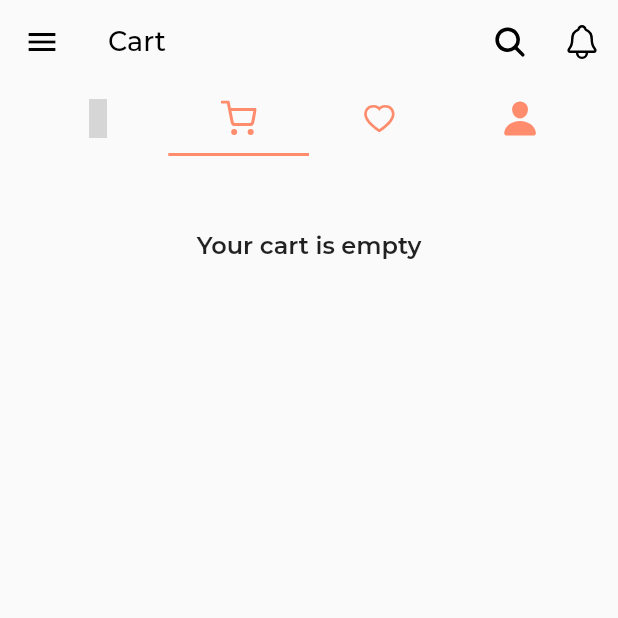
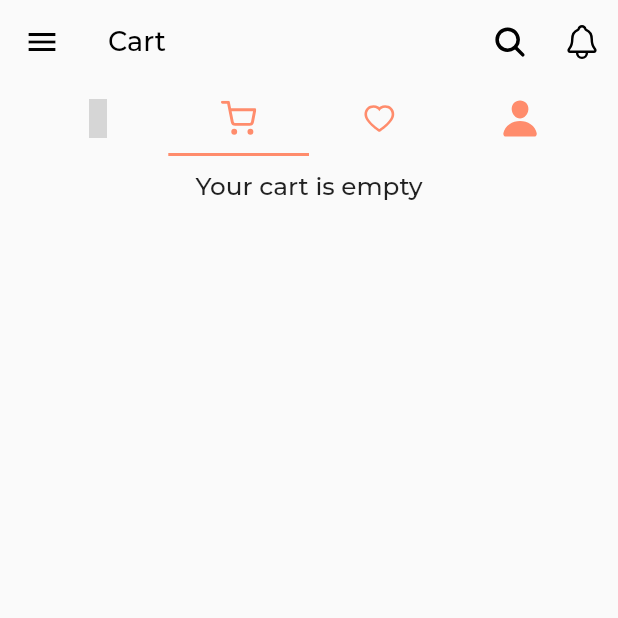
Before and after one commit to ChandraaShekar/grocery_user_app, a Flutter app: the DashboardTabs screen opened by its route, tab 2 chosen, on a phone screen of 412 x 824 dp, the top half of it. Run offline on Flutter 3.47's test engine with Material 2 defaults, Android fonts, the phone set to English and light mode, and no system bars; our stand-ins replace cached_network_image, carousel_slider, firebase_auth, firebase_core, flutter_icons, flutter_otp_text_field and 3 more; accounts and stored records are empty; project files that could hold a hidden picture were left out; grey boxes are pictures that could not be loaded.

Commit message:
worked for iphone 5

```diff
--- a/lib/cart/cart_list.dart
+++ b/lib/cart/cart_list.dart
@@ -2,6 +2,7 @@ import 'package:flutter/material.dart';
 import 'package:user_app/api/cartApi.dart';
 import 'package:user_app/cart/checkout_address.dart';
 import 'package:user_app/main.dart';
+import 'package:user_app/services/constants.dart';
 import 'package:user_app/widgets/primaryButton.dart';
 import 'package:user_app/widgets/cart_card.dart';
 
@@ -19,15 +20,18 @@ class _CartListState extends State<CartList> {
 
   @override
   Widget build(BuildContext context) {
+    Size size = MediaQuery.of(context).size;
     return SingleChildScrollView(
       child: Padding(
-        padding: const EdgeInsets.all(50.0),
+        padding: const EdgeInsets.all(10.0),
         child: Container(
           child: MyApp.cartList.length == 0
               ? Center(
                   child: Text(
                     "Your cart is empty",
-                    style: TextStyle(fontSize: 16, fontWeight: FontWeight.w600),
+                    style: TextStyle(
+                        fontSize: size.height / 50,
+                        fontWeight: FontWeight.w500),
                   ),
                 )
               : Column(
@@ -87,7 +91,7 @@ class _CartListState extends State<CartList> {
                           crossAxisAlignment: CrossAxisAlignment.start,
                           children: [
                             SizedBox(
-                              height: 30,
+                              height: 20,
                             ),
                             Container(
                               width: MediaQuery.of(context).size.width,
@@ -97,12 +101,14 @@ class _CartListState extends State<CartList> {
                                   children: [
                                     Text(
                                       'Sub Total',
-                                      style: TextStyle(fontSize: 16),
+                                      style:
+                                          TextStyle(fontSize: size.height / 58),
                                     ),
                                     Text(
                                       '₹ ' + subtotal,
                                       style: TextStyle(
-                                          fontSize: 16,
+                                          letterSpacing: 0.4,
+                                          fontSize: size.height / 50,
                                           fontWeight: FontWeight.w600),
                                     )
                                   ]),
@@ -115,7 +121,8 @@ class _CartListState extends State<CartList> {
                                   children: [
                                     Text(
                                       'Delivery',
-                                      style: TextStyle(fontSize: 16),
+                                      style:
+                                          TextStyle(fontSize: size.height / 58),
                                     ),
                                     SizedBox(
                                       width: 15,
@@ -123,7 +130,8 @@ class _CartListState extends State<CartList> {
                                     Text(
                                       '₹ ' + delivery,
                                       style: TextStyle(
-                                          fontSize: 16,
+                                          letterSpacing: 0.4,
+                                          fontSize: size.height / 50,
                                           fontWeight: FontWeight.w600),
                                     )
                                   ]),
@@ -136,12 +144,14 @@ class _CartListState extends State<CartList> {
                                   children: [
                                     Text(
                                       'Tax',
-                                      style: TextStyle(fontSize: 16),
+                                      style:
+                                          TextStyle(fontSize: size.height / 58),
                                     ),
                                     Text(
                                       '₹ ' + tax,
                                       style: TextStyle(
-                                          fontSize: 16,
+                                          letterSpacing: 0.4,
+                                          fontSize: size.height / 50,
                                           fontWeight: FontWeight.w600),
                                     )
                                   ]),
@@ -155,12 +165,15 @@ class _CartListState extends State<CartList> {
                                   children: [
                                     Text(
                                       'Total',
-                                      style: TextStyle(fontSize: 18),
+                                      style:
+                                          TextStyle(fontSize: size.height / 58),
                                     ),
                                     Text(
                                       '₹ ' + total,
                                       style: TextStyle(
-                                          fontSize: 18,
+                                          color: Constants.headingTextBlack,
+                                          letterSpacing: 0.5,
+                                          fontSize: size.height / 45,
                                           fontWeight: FontWeight.w600),
                                     )
                                   ]),
--- a/lib/dashboard/dashboard_tabs.dart
+++ b/lib/dashboard/dashboard_tabs.dart
@@ -31,6 +31,7 @@ class _DashboardTabsState extends State<DashboardTabs>
 
   @override
   Widget build(BuildContext context) {
+    Size size = MediaQuery.of(context).size;
     return Scaffold(
       appBar: Header.appBar(
           '$currentHeading',
@@ -78,7 +79,7 @@ class _DashboardTabsState extends State<DashboardTabs>
                       icon: Icon(
                         Entypo.shop,
                         color: Constants.iconColor,
-                        size: 26,
+                        size: size.height / 32,
                       ),
                     ),
                   ),
@@ -88,7 +89,7 @@ class _DashboardTabsState extends State<DashboardTabs>
                       icon: Icon(
                         Feather.shopping_cart,
                         color: Constants.iconColor,
-                        size: 24,
+                        size: size.height / 35,
                       ),
                     ),
                   ),
@@ -98,7 +99,7 @@ class _DashboardTabsState extends State<DashboardTabs>
                       icon: Icon(
                         AntDesign.hearto,
                         color: Constants.iconColor,
-                        size: 24,
+                        size: size.height / 35,
                       ),
                     ),
                   ),
@@ -108,7 +109,7 @@ class _DashboardTabsState extends State<DashboardTabs>
                       icon: Icon(
                         Ionicons.md_person,
                         color: Constants.iconColor,
-                        size: 26,
+                        size: size.height / 30,
                       ),
                     ),
                   ),
--- a/lib/products/big_product_card.dart
+++ b/lib/products/big_product_card.dart
@@ -107,7 +107,8 @@ class _BigProductCardState extends State<BigProductCard> {
                     style: TextStyle(
                         fontWeight: FontWeight.w600,
                         color: Constants.headingTextBlack,
-                        fontSize: size.height / 63),
+                        letterSpacing: 0.3,
+                        fontSize: size.height / 60),
                   ),
                 ),
               ),
@@ -117,6 +118,8 @@ class _BigProductCardState extends State<BigProductCard> {
                     'Rs. ' + widget.productInfo[0]['price'],
                     style: TextStyle(
                         fontWeight: FontWeight.w600,
+                        letterSpacing: 0.3,
+                        fontSize: size.height / 60,
                         color: Constants.secondaryTextColor),
                   ))
             ],
```
Also changed, not shown: lib/products/products_home.dart (+7 -7 lines), lib/widgets/CategoryGrid.dart (+4 -3 lines), lib/widgets/cart_card.dart (+9 -5 lines), lib/widgets/product_card.dart (+9 -2 lines), lib/widgets/wishlist_product_card.dart (+10 -3 lines).
